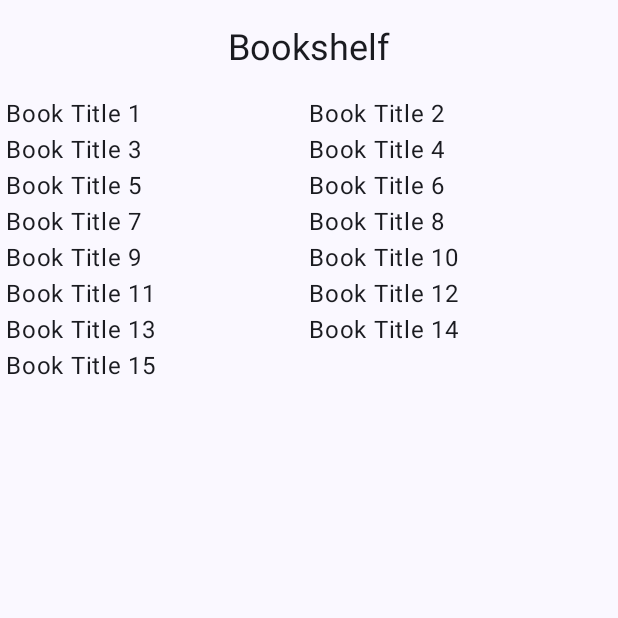
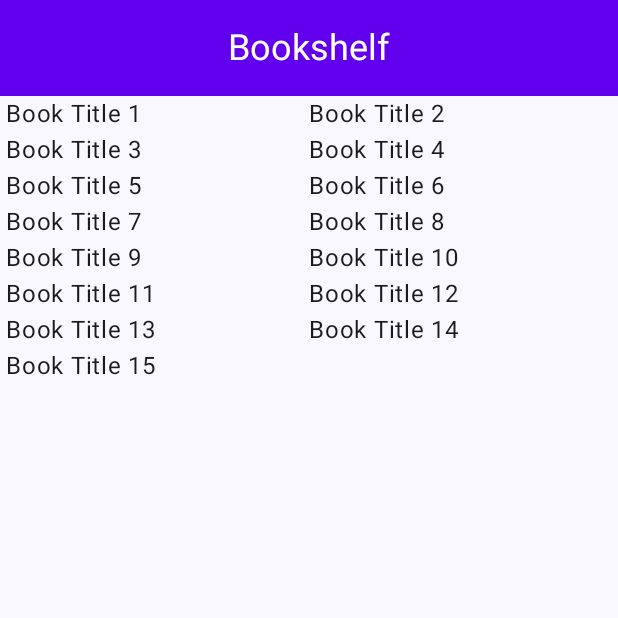
Before and after one commit to awu0/342w5rtjla, an Android app built with Jetpack Compose: the screen it shows after launch (MainActivity), on a phone screen of 412 x 824 dp, the top half of it. Run offline under Robolectric (Android 15) with nearby library versions, the phone set to English and light mode, and no system bars.

Commit message:
colors for top bar

```diff
--- a/app/src/main/java/com/awu0/bookshelf/ui/BookshelfApp.kt
+++ b/app/src/main/java/com/awu0/bookshelf/ui/BookshelfApp.kt
@@ -8,10 +8,12 @@ import androidx.compose.material3.MaterialTheme
 import androidx.compose.material3.Scaffold
 import androidx.compose.material3.Surface
 import androidx.compose.material3.Text
+import androidx.compose.material3.TopAppBarColors
 import androidx.compose.material3.TopAppBarDefaults
 import androidx.compose.material3.TopAppBarScrollBehavior
 import androidx.compose.runtime.Composable
 import androidx.compose.ui.Modifier
+import androidx.compose.ui.graphics.Color
 import androidx.compose.ui.input.nestedscroll.nestedScroll
 import androidx.compose.ui.res.stringResource
 import androidx.compose.ui.tooling.preview.Preview
@@ -59,6 +61,10 @@ fun BookshelfTopBar(
                 style = MaterialTheme.typography.headlineSmall
             )
         },
-        modifier = modifier
+        modifier = modifier,
+        colors = TopAppBarDefaults.centerAlignedTopAppBarColors(
+            containerColor = Color(0xFF6200EE),
+            titleContentColor = Color.White,
+        )
     )
 }
```
